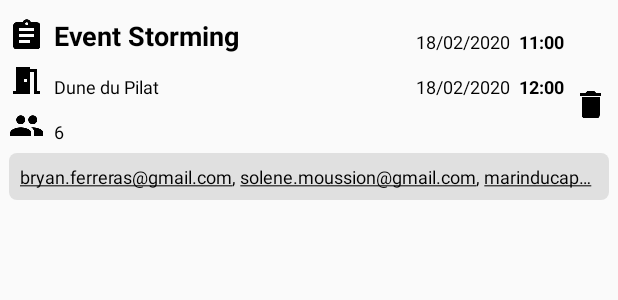
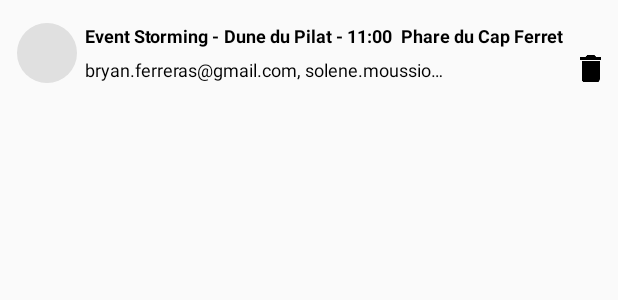
Before and after one commit to RocaFR/P04_Mareu, an Android app: the layout list_item.xml on its own in the app's theme, with its tools: preview values and no code run, on a phone screen of 412 x 824 dp. Shown: the top 300 px of the screen. Run offline under Robolectric (Android 15) with nearby library versions, the phone set to English and light mode, and no system bars.

Commit message:
Update UI to match with model

```diff
--- a/app/src/main/AndroidManifest.xml
+++ b/app/src/main/AndroidManifest.xml
@@ -10,7 +10,7 @@
         android:roundIcon="@mipmap/ic_launcher"
         android:name=".App"
         android:supportsRtl="true"
-        android:theme="@style/AppTheme">
+        android:theme="@style/MyTheme">
         <activity
             android:name=".controllers.activities.AddMeetingActivity"
             android:parentActivityName=".controllers.activities.MainActivity"
--- /dev/null
+++ b/app/src/main/res/drawable/circle_meeting.xml
@@ -0,0 +1,16 @@
+<?xml version="1.0" encoding="utf-8"?>
+<shape
+    xmlns:android="http://schemas.android.com/apk/res/android"
+    android:shape="oval">
+
+    <corners
+        android:radius="5dp" />
+    <solid
+        android:color="#E0E0E0" />
+
+    <padding
+        android:left="20dp"
+        android:right="20dp"
+        android:bottom="20dp"
+        android:top="20dp"/>
+</shape>
--- a/app/src/main/res/layout/fragment_add_a_participant.xml
+++ b/app/src/main/res/layout/fragment_add_a_participant.xml
@@ -15,7 +15,7 @@
         android:layout_height="wrap_content"
         app:layout_constraintTop_toTopOf="parent"
         android:text="Add a Participant"
-        android:textSize="@dimen/size_meetingName"
+        android:textSize="@dimen/size_meetingText"
         android:textColor="@android:color/black"
         android:textStyle="bold"/>
 
@@ -28,7 +28,7 @@
         android:autoLink="email"
         app:layout_constraintTop_toBottomOf="@id/fragment_add_participant_textView_title"
         android:layout_marginTop="@dimen/margintop_edittext"
-        android:textSize="@dimen/size_meetingName"
+        android:textSize="@dimen/size_meetingText"
         android:hint="mail address"
         android:inputType="textEmailAddress"/>
 
--- a/app/src/main/res/layout/list_item.xml
+++ b/app/src/main/res/layout/list_item.xml
@@ -9,104 +9,60 @@
     android:layout_marginBottom="@dimen/item_margin">
 
     <ImageView
-        android:id="@+id/imageView_iconName"
+        android:id="@+id/shape_meeting"
         android:contentDescription="@string/icon_for_meeting_name"
         android:layout_width="0dp"
         android:layout_height="wrap_content"
         android:layout_marginTop="@dimen/item_margin"
-        android:src="@drawable/baseline_assignment_black_24"
+        android:background="@drawable/circle_meeting"
         app:layout_constraintStart_toStartOf="parent"
-        app:layout_constraintTop_toTopOf="parent" />
+        android:layout_marginStart="5dp"
+        app:layout_constraintTop_toTopOf="parent"
+        app:layout_constraintBottom_toBottomOf="parent"
+        />
 
     <TextView
         android:id="@+id/textView_meetingName"
         android:layout_width="wrap_content"
         android:layout_height="wrap_content"
-        android:layout_marginStart="@dimen/item_margin"
+        android:layout_marginStart="5dp"
         android:textColor="@android:color/black"
-        android:textSize="@dimen/size_meetingName"
+        android:textSize="@dimen/size_meetingText"
         android:textStyle="bold"
-        app:layout_constraintBottom_toBottomOf="@+id/imageView_iconName"
-        app:layout_constraintStart_toEndOf="@+id/imageView_iconName"
-        app:layout_constraintTop_toTopOf="@+id/imageView_iconName"
-        app:layout_constraintVertical_bias="1.0"
-        tools:text="Event Storming" />
-
-    <ImageView
-        android:id="@+id/imageView_meetingRoom"
-        android:contentDescription="@string/icon_for_meeting_room"
-        android:layout_width="0dp"
-        android:layout_height="wrap_content"
-        android:layout_marginTop="@dimen/item_margin"
-        android:src="@drawable/baseline_meeting_room_black_24"
-        app:layout_constraintStart_toStartOf="parent"
-        app:layout_constraintTop_toBottomOf="@id/imageView_iconName" />
+        app:layout_constraintBottom_toBottomOf="@+id/shape_meeting"
+        app:layout_constraintStart_toEndOf="@+id/shape_meeting"
+        app:layout_constraintTop_toTopOf="@+id/shape_meeting"
+        app:layout_constraintVertical_bias="0"
+        tools:text="Event Storming - " />
 
     <TextView
         android:id="@+id/textView_meetingRoom"
         android:layout_width="wrap_content"
         android:layout_height="wrap_content"
-        android:layout_marginStart="@dimen/item_margin"
         android:textColor="@android:color/black"
-        android:textSize="@dimen/size_meetingRoom"
-        app:layout_constraintBottom_toBottomOf="@id/imageView_meetingRoom"
-        app:layout_constraintStart_toEndOf="@id/imageView_meetingRoom"
-        app:layout_constraintTop_toTopOf="@id/imageView_meetingRoom"
+        android:textSize="@dimen/size_meetingText"
+        android:textStyle="bold"
+        app:layout_constraintBottom_toBottomOf="@id/textView_meetingName"
+        app:layout_constraintStart_toEndOf="@id/textView_meetingName"
+        app:layout_constraintTop_toTopOf="@id/textView_meetingName"
         app:layout_constraintVertical_bias="1.0"
-        tools:text="Dune du Pilat" />
-
-    <ImageView
-        android:id="@+id/imageView_numberOfParticipants"
-        android:layout_width="0dp"
-        android:layout_height="wrap_content"
-        android:contentDescription="@string/icon_for_the_number_of_participants"
-        android:src="@drawable/baseline_group_black_24"
-        app:layout_constraintTop_toBottomOf="@+id/imageView_meetingRoom"
-        android:layout_marginTop="@dimen/item_margin"
-        app:layout_constraintStart_toStartOf="parent"
-        app:layout_constraintVertical_bias="1.0" />
-
-    <TextView
-        android:id="@+id/textView_numberOfParticipants"
-        android:layout_width="wrap_content"
-        android:layout_height="wrap_content"
-        android:layout_marginStart="@dimen/item_margin"
-        android:textColor="@android:color/black"
-        android:textSize="@dimen/size_meetingRoom"
-        app:layout_constraintBottom_toBottomOf="@id/imageView_numberOfParticipants"
-        app:layout_constraintStart_toEndOf="@id/imageView_numberOfParticipants"
-        app:layout_constraintTop_toTopOf="@id/imageView_numberOfParticipants"
-        app:layout_constraintVertical_bias="1.0"
-        tools:text="6" />
+        tools:text="Dune du Pilat - " />
 
     <TextView
         android:id="@+id/imageView_list_item_theListOfParticipants"
-        android:layout_width="match_parent"
+        android:layout_width="0dp"
         android:layout_height="wrap_content"
-        android:background="@drawable/bg_edittext"
-        app:layout_constraintTop_toBottomOf="@id/imageView_numberOfParticipants"
+        app:layout_constraintTop_toBottomOf="@id/textView_meetingName"
+        app:layout_constraintStart_toStartOf="@id/textView_meetingName"
+        app:layout_constraintWidth_percent="0.6"
         android:layout_marginTop="@dimen/item_margin"
         tools:text="bryan.ferreras@gmail.com, solene.moussion@gmail.com, marinducap33@gmail.com"
         android:textColor="@android:color/black"
-        android:autoLink="email"
         android:textColorLink="@color/textColorLink"
-        android:textSize="12sp"
-        android:padding="7dp"
+        android:textSize="@dimen/size_meetingText"
+        android:padding="0dp"
         android:ellipsize="end"
         android:singleLine="true"/>
-
-    <TextView
-        android:id="@+id/textView_dateBegin"
-        android:layout_width="wrap_content"
-        android:layout_height="wrap_content"
-        android:layout_marginEnd="@dimen/item_margin"
-        android:textColor="@android:color/black"
-        android:textSize="@dimen/size_meetingRoom"
-        app:layout_constraintBottom_toBottomOf="@id/textView_meetingName"
-        app:layout_constraintEnd_toStartOf="@id/textView_timeBegin"
-        app:layout_constraintTop_toTopOf="@id/textView_meetingName"
-        app:layout_constraintVertical_bias="1.0"
-        tools:text="18/02/2020" />
 
     <TextView
         android:id="@+id/textView_timeBegin"
@@ -114,40 +70,28 @@
         android:layout_height="wrap_content"
         android:layout_marginEnd="@dimen/item_margin"
         android:textColor="@android:color/black"
-        android:textSize="@dimen/size_meetingRoom"
+        android:textSize="@dimen/size_meetingText"
         android:textStyle="bold"
         app:layout_constraintBottom_toBottomOf="@id/textView_meetingName"
-        app:layout_constraintEnd_toStartOf="@id/imageButton_removeMeeting"
+        app:layout_constraintStart_toEndOf="@id/textView_meetingRoom"
         app:layout_constraintTop_toTopOf="@id/textView_meetingName"
         app:layout_constraintVertical_bias="1.0"
         tools:text="11:00" />
 
     <TextView
-        android:id="@+id/textView_dateEnd"
+        android:id="@+id/textView_item_meetingRoom"
         android:layout_width="wrap_content"
         android:layout_height="wrap_content"
         android:layout_marginEnd="@dimen/item_margin"
         android:textColor="@android:color/black"
-        android:textSize="@dimen/size_meetingRoom"
-        app:layout_constraintBottom_toBottomOf="@id/textView_meetingRoom"
-        app:layout_constraintEnd_toStartOf="@id/textView_timeEnd"
-        app:layout_constraintTop_toTopOf="@id/textView_meetingRoom"
+        android:textSize="@dimen/size_meetingText"
+        android:layout_marginStart="@dimen/item_margin"
+        android:textStyle="bold"
+        app:layout_constraintBottom_toBottomOf="@id/textView_meetingName"
+        app:layout_constraintStart_toEndOf="@id/textView_timeBegin"
+        app:layout_constraintTop_toTopOf="@id/textView_meetingName"
         app:layout_constraintVertical_bias="1.0"
-        tools:text="18/02/2020" />
-
-      <TextView
-        android:id="@+id/textView_timeEnd"
-        android:layout_width="wrap_content"
-        android:layout_height="wrap_content"
-        android:layout_marginEnd="@dimen/item_margin"
-        android:textColor="@android:color/black"
-        android:textSize="@dimen/size_meetingRoom"
-        android:textStyle="bold"
-        app:layout_constraintBottom_toBottomOf="@id/textView_dateEnd"
-        app:layout_constraintEnd_toStartOf="@id/imageButton_removeMeeting"
-        app:layout_constraintTop_toTopOf="@id/textView_dateEnd"
-        app:layout_constraintVertical_bias="1.0"
-        tools:text="12:00" />
+        tools:text="Phare du Cap Ferret" />
 
     <ImageButton
         android:id="@+id/imageButton_removeMeeting"
@@ -157,7 +101,7 @@
         android:src="@drawable/baseline_delete_black_24"
         android:background="@null"
         app:layout_constraintEnd_toEndOf="parent"
-        app:layout_constraintTop_toTopOf="parent"
-        app:layout_constraintBottom_toBottomOf="parent"/>
+        app:layout_constraintTop_toTopOf="@id/imageView_list_item_theListOfParticipants"
+        app:layout_constraintBottom_toBottomOf="@id/imageView_list_item_theListOfParticipants"/>
 
 </android.support.constraint.ConstraintLayout>
--- a/app/src/main/res/layout/spinner_item.xml
+++ b/app/src/main/res/layout/spinner_item.xml
@@ -6,7 +6,7 @@
         android:layout_height="match_parent"
         android:layout_margin="@dimen/margin_perimeter"
         android:textColor="@android:color/black"
-        android:textSize="@dimen/size_meetingName"
+        android:textSize="@dimen/size_meetingText"
         android:singleLine="true"
         android:ellipsize="middle"
         android:padding="5dp"
--- a/app/src/main/res/values/colors.xml
+++ b/app/src/main/res/values/colors.xml
@@ -1,11 +1,23 @@
 <?xml version="1.0" encoding="utf-8"?>
 <resources>
-    <color name="colorPrimary">#b6d3bd</color>
-    <color name="colorPrimaryDark">#618c6b</color>
+    <color name="colorPrimary">#2a88d6</color>
+    <color name="colorPrimaryDark">#1f70b1</color>
     <color name="colorAccent">#304a36</color>
     <color name="backgroundItem">#e5e5e5 </color>
     <color name="buttonAddMeetingTrue">@android:color/black</color>
     <color name="buttonAddMeetingFalse">#E0E0E0</color>
     <color name="textColorLink">@android:color/black</color>
     <color name="spinnerBackgroundDisable">@android:color/black</color>
+
+    <array name="randomMeetingsColors">
+        <item>#FF2A00</item>
+        <item>#FBFF00</item>
+        <item>#5DFF00</item>
+        <item>#00E4FF</item>
+        <item>#0004FF</item>
+        <item>#6400FF</item>
+        <item>#DC00FF</item>
+        <item>#FF00A6</item>
+    </array>
+
 </resources>
--- a/app/src/main/res/values/dimens.xml
+++ b/app/src/main/res/values/dimens.xml
@@ -1,9 +1,10 @@
 <?xml version="1.0" encoding="utf-8"?>
 <resources>
     <dimen name="item_margin">6dp</dimen>
-    <dimen name="size_meetingName">18sp</dimen>
+    <dimen name="size_meetingText">12sp</dimen>
     <dimen name="size_meetingRoom">12sp</dimen>
     <dimen name="margin_perimeter">40dp</dimen>
     <dimen name="margintop_edittext">20dp</dimen>
     <dimen name="marginbottom_rootview">50dp</dimen>
+    <dimen name="margin_addMeeting_title">5dp</dimen>
 </resources>
--- a/app/src/main/res/values/styles.xml
+++ b/app/src/main/res/values/styles.xml
@@ -1,10 +1,20 @@
 <resources>
     <!-- Base application theme -->
-    <style name="AppTheme" parent="Theme.AppCompat.Light">
+    <style name="MyTheme" parent="Theme.AppCompat.Light">
         <!-- Customize your theme here. -->
         <item name="colorPrimary">@color/colorPrimary</item>
         <item name="colorPrimaryDark">@color/colorPrimaryDark</item>
         <item name="colorAccent">@color/colorAccent</item>
+        <item name="actionBarStyle">@style/MyActionBar</item>
+    </style>
+
+   <style name="MyActionBar" parent="@style/Widget.AppCompat.Light.ActionBar">
+       <item name="background">@color/colorPrimary</item>
+       <item name="titleTextStyle">@style/MyTheme.ActionBar.TitleTextStyle</item>
+   </style>
+
+    <style name="MyTheme.ActionBar.TitleTextStyle" parent="@style/TextAppearance.AppCompat.Widget.ActionBar.Title">
+        <item name="android:textColor">#ffffff</item>
     </style>
 
     <style name="Fields">
```
Also changed, not shown: app/src/main/java/bryan/roca/mareu/controllers/activities/MainActivity.java (+8 -1 lines), app/src/main/java/bryan/roca/mareu/models/Meeting.java (+40 -3 lines), app/src/main/java/bryan/roca/mareu/views/MeetingViewHolder.java (+25 -21 lines), app/src/main/res/layout/activity_add_meeting.xml (+10 -10 lines).
